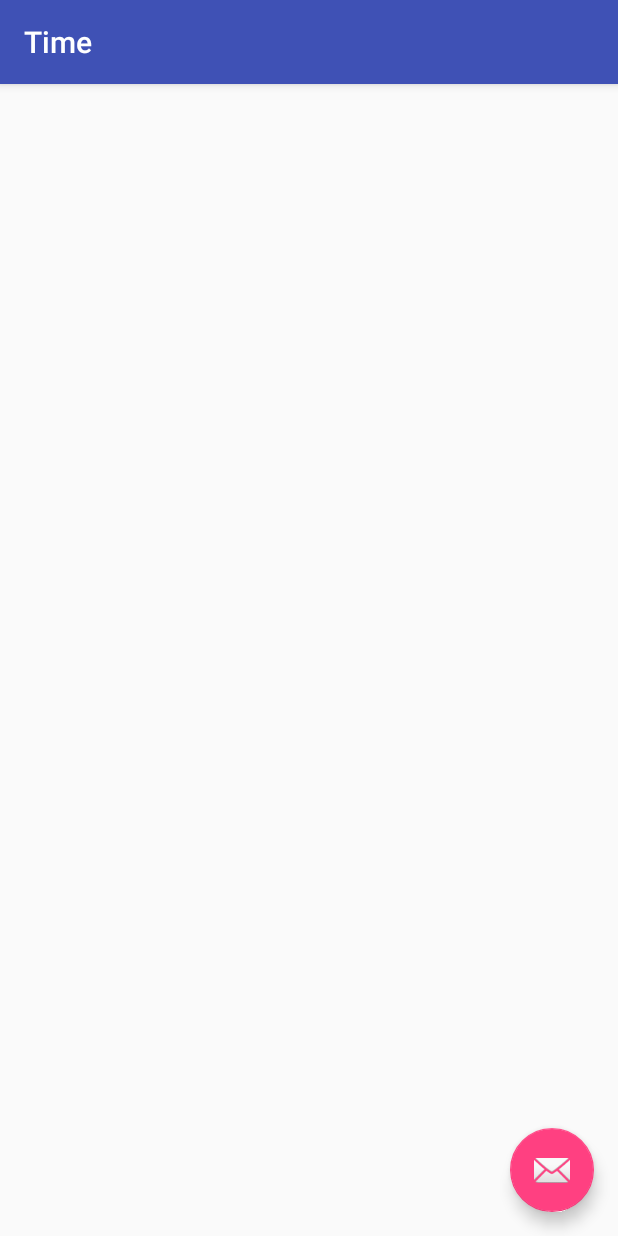
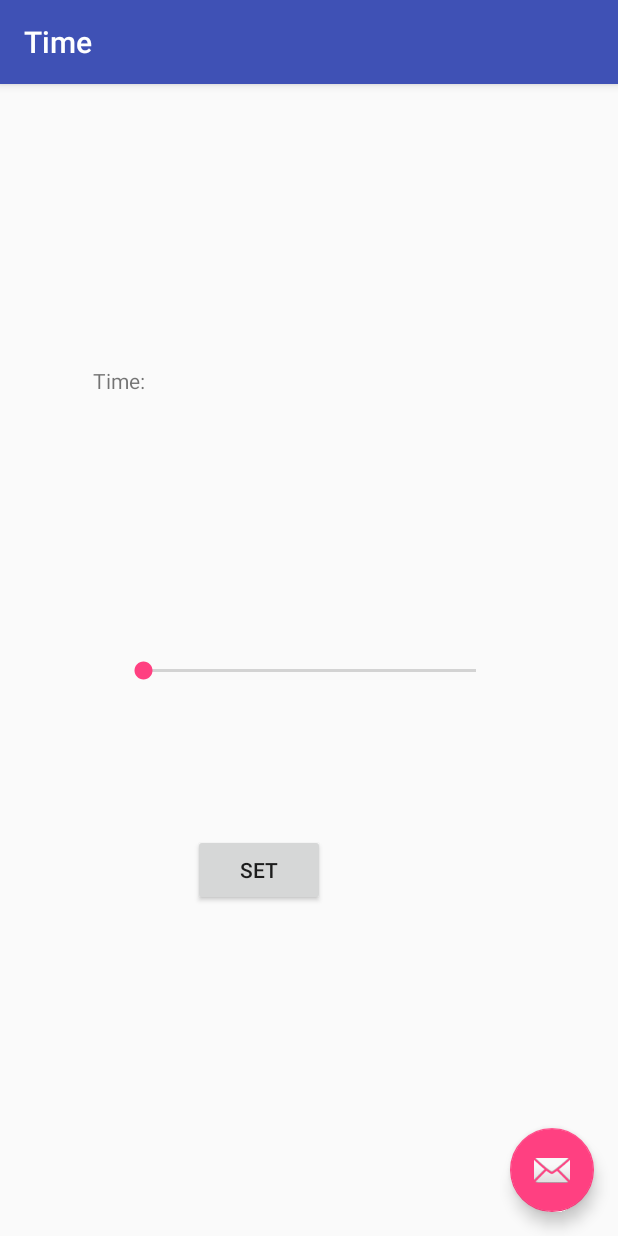
Before and after one commit to phungcao/ProtectYourEyes, an Android app: the Time screen opened directly, with no data from a screen before it, on a phone screen of 412 x 824 dp. Run offline under Robolectric (Android 15) with nearby library versions, the phone set to English and light mode, and no system bars.

Commit message:
create interface for time

```diff
--- a/app/src/main/res/layout/content_time.xml
+++ b/app/src/main/res/layout/content_time.xml
@@ -7,5 +7,52 @@
     app:layout_behavior="@string/appbar_scrolling_view_behavior"
     tools:context=".Time"
     tools:showIn="@layout/activity_time">
+    <SeekBar
+        android:id="@+id/sbShort"
+        android:layout_width="254dp"
+        android:layout_height="33dp"
+        android:layout_marginBottom="92dp"
+        android:layout_marginEnd="8dp"
+        android:layout_marginStart="8dp"
+        app:layout_constraintBottom_toTopOf="@+id/btSet"
+        app:layout_constraintEnd_toEndOf="parent"
+        app:layout_constraintStart_toStartOf="parent" />
 
+    <TextView
+        android:id="@+id/TextView1"
+        android:layout_width="wrap_content"
+        android:layout_height="16dp"
+        android:layout_marginBottom="28dp"
+        android:layout_marginEnd="62dp"
+        android:layout_marginStart="29dp"
+        android:layout_marginTop="45dp"
+        android:text="Time:"
+        app:layout_constraintBottom_toTopOf="@+id/sbShort"
+        app:layout_constraintEnd_toStartOf="@+id/stime"
+        app:layout_constraintStart_toStartOf="parent"
+        app:layout_constraintTop_toTopOf="parent" />
+
+    <TextView
+        android:id="@+id/stime"
+        android:layout_width="58dp"
+        android:layout_height="wrap_content"
+        android:layout_marginBottom="26dp"
+        android:layout_marginEnd="163dp"
+        android:layout_marginTop="46dp"
+        app:layout_constraintBottom_toTopOf="@+id/sbShort"
+        app:layout_constraintEnd_toEndOf="parent"
+        app:layout_constraintTop_toTopOf="parent" />
+
+    <Button
+        android:id="@+id/btSet"
+        android:layout_width="wrap_content"
+        android:layout_height="wrap_content"
+        android:layout_marginBottom="220dp"
+        android:layout_marginEnd="195dp"
+        android:layout_marginStart="101dp"
+        android:text="Set"
+        app:layout_constraintBottom_toBottomOf="parent"
+        app:layout_constraintEnd_toEndOf="parent"
+        app:layout_constraintHorizontal_bias="1.0"
+        app:layout_constraintStart_toStartOf="parent" />
 </android.support.constraint.ConstraintLayout>
```
